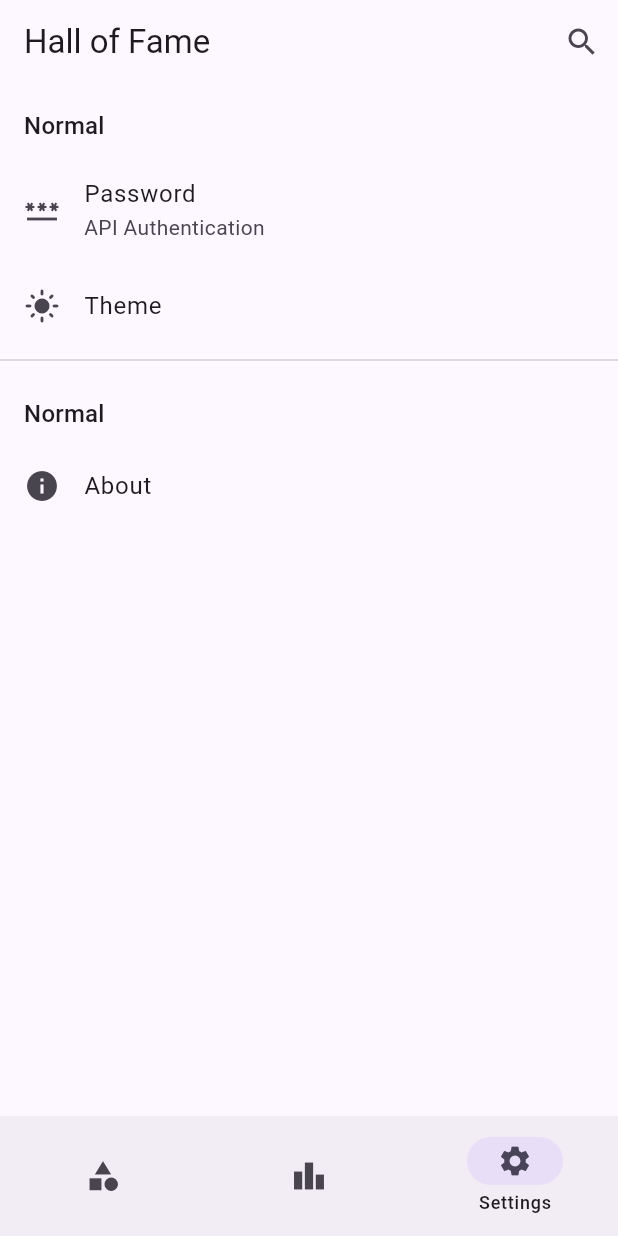
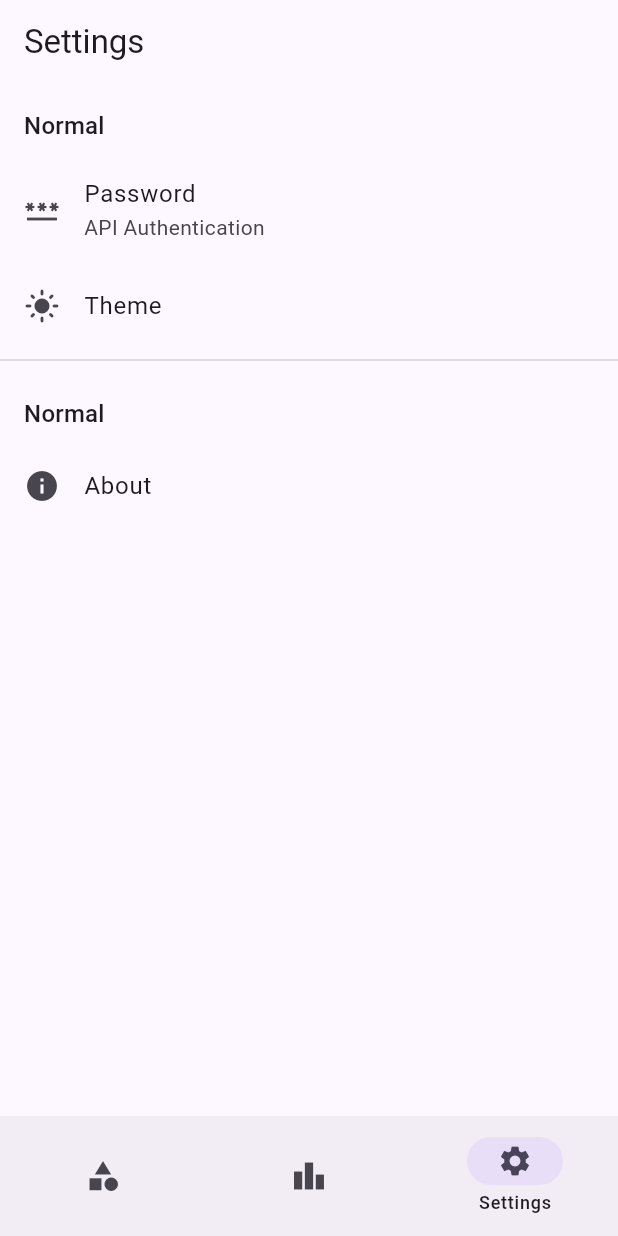
Before and after one commit to hall-of-fame/hof-flutter, a Flutter app: the screen it shows after launch, swiped to page 3, on a phone screen of 412 x 824 dp. Run offline on Flutter 3.47's test engine with Material 2 defaults, Android fonts, the phone set to English and light mode, and no system bars; our stand-ins replace cached_network_image, share_plus, shared_preferences; network calls fail.

Commit message:
feat(ui): setup different appbar for each page

```diff
--- a/lib/view/home.dart
+++ b/lib/view/home.dart
@@ -5,7 +5,6 @@ import 'screens/category.dart';
 import 'screens/ranking.dart';
 
 import 'screens/settings.dart';
-import 'pages/search.dart';
 
 import 'package:hall_of_fame/common/provider.dart';
 import 'package:hall_of_fame/common/enums.dart';
@@ -24,25 +23,11 @@ class _HomePageState extends State<HomePage> {
   @override
   Widget build(BuildContext context) {
     return Scaffold(
-      appBar: AppBar(
-        title: const Text("Hall of Fame"),
-        actions: [
-          Consumer<StickersProvider>(builder: (context, provider, child) {
-            return IconButton(
-              onPressed: () => Navigator.push(
-                context,
-                MaterialPageRoute(
-                  builder: (context) => SearchPage(
-                    stickers: provider.stickers,
-                  ),
-                ),
-              ),
-              tooltip: "Search",
-              icon: const Icon(Icons.search),
-            );
-          })
-        ],
-      ),
+      appBar: const <PreferredSizeWidget>[
+        CategoryHeader(),
+        RankingHeader(),
+        SettingsHeader(),
+      ][_pageIndex],
       body: PageView(
         controller: _pageController,
         onPageChanged: (index) => setState(() => _pageIndex = index),
--- a/lib/view/screens/settings.dart
+++ b/lib/view/screens/settings.dart
@@ -133,3 +133,15 @@ class _SettingsScreenState extends State<SettingsScreen> {
     );
   }
 }
+
+class SettingsHeader extends StatelessWidget implements PreferredSizeWidget {
+  const SettingsHeader({Key? key}) : super(key: key);
+
+  @override
+  Widget build(BuildContext context) {
+    return AppBar(title: const Text("Settings"));
+  }
+
+  @override
+  Size get preferredSize => const Size.fromHeight(kToolbarHeight);
+}
```
Also changed, not shown: lib/view/screens/category.dart (+32 -0 lines), lib/view/screens/ranking.dart (+32 -0 lines).
